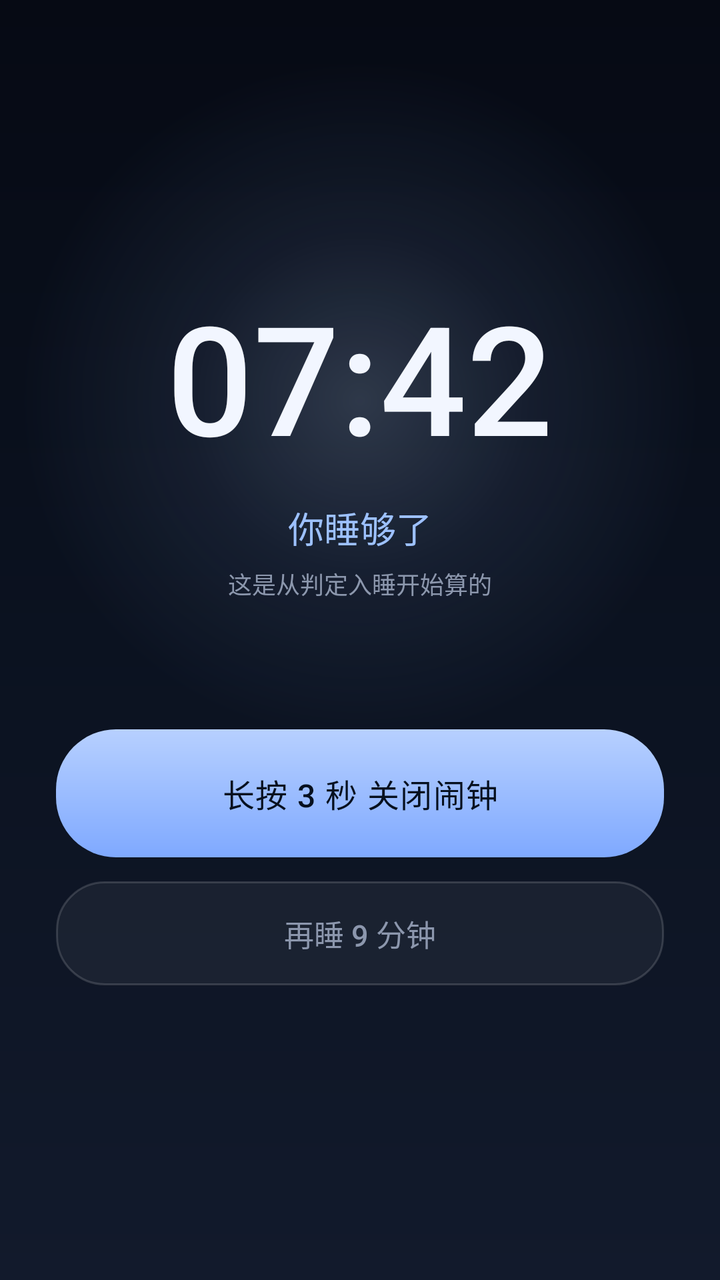
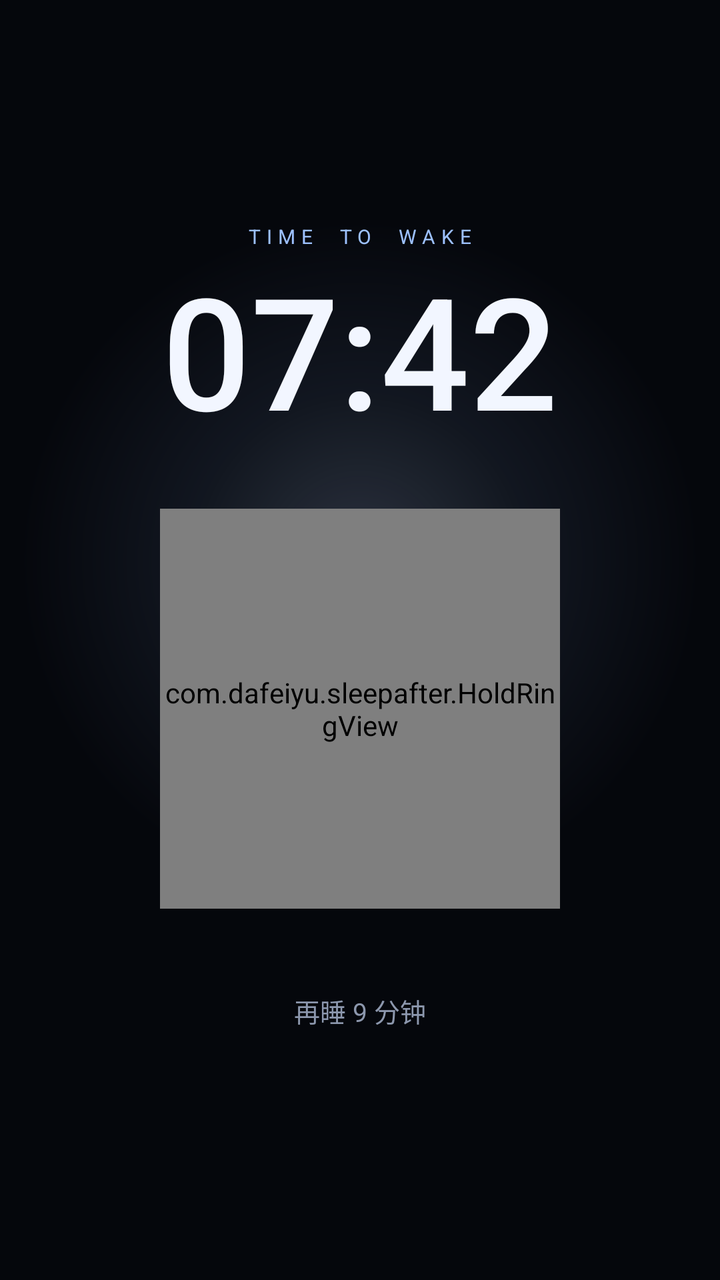

Two renders of the same Android screen: before a commit and after it. Below are the layout's source before the change and the commit's diff.
<!-- AndroidManifest.xml: application theme AppTheme -->
<!-- res/layout/activity_ring.xml -->
<?xml version="1.0" encoding="utf-8"?>
<FrameLayout xmlns:android="http://schemas.android.com/apk/res/android"
    android:layout_width="match_parent"
    android:layout_height="match_parent"
    android:background="@drawable/bg_night">

    <View
        android:layout_width="340dp"
        android:layout_height="340dp"
        android:layout_gravity="center"
        android:layout_marginTop="-120dp"
        android:background="@drawable/moon_glow" />

    <LinearLayout
        android:layout_width="match_parent"
        android:layout_height="match_parent"
        android:gravity="center"
        android:orientation="vertical"
        android:paddingStart="28dp"
        android:paddingEnd="28dp">

        <TextView
            android:id="@+id/clock"
            android:layout_width="wrap_content"
            android:layout_height="wrap_content"
            android:fontFamily="sans-serif-medium"
            android:includeFontPadding="false"
            android:text="07:42"
            android:textColor="@color/text"
            android:textSize="76sp" />

        <TextView
            android:layout_width="wrap_content"
            android:layout_height="wrap_content"
            android:layout_marginTop="14dp"
            android:fontFamily="sans-serif-medium"
            android:text="你睡够了"
            android:textColor="@color/accent"
            android:textSize="18sp" />

        <TextView
            android:layout_width="wrap_content"
            android:layout_height="wrap_content"
            android:layout_marginTop="6dp"
            android:text="这是从判定入睡开始算的"
            android:textColor="@color/muted"
            android:textSize="12sp" />

        <Button
            android:id="@+id/stop"
            android:layout_width="match_parent"
            android:layout_height="64dp"
            android:layout_marginTop="64dp"
            android:background="@drawable/bg_primary"
            android:fontFamily="sans-serif-medium"
            android:letterSpacing="0.03"
            android:stateListAnimator="@null"
            android:text="长按 3 秒 关闭闹钟"
            android:textAllCaps="false"
            android:textColor="@color/on_accent"
            android:textSize="16sp" />

        <Button
            android:id="@+id/snooze"
            android:layout_width="match_parent"
            android:layout_height="52dp"
            android:layout_marginTop="12dp"
            android:background="@drawable/bg_ghost"
            android:fontFamily="sans-serif-medium"
            android:stateListAnimator="@null"
            android:text="再睡 9 分钟"
            android:textAllCaps="false"
            android:textColor="@color/muted"
            android:textSize="15sp" />
    </LinearLayout>
</FrameLayout>
<!-- resources referenced by this layout -->
<resources>
  <color name="accent">#9DC1FF</color>
  <color name="muted">#8C97AD</color>
  <color name="on_accent">#06101F</color>
  <color name="text">#F2F6FF</color>
  <!-- drawable bg_ghost (drawable) -->
  <?xml version="1.0" encoding="utf-8"?>
  <ripple xmlns:android="http://schemas.android.com/apk/res/android"
      android:color="#1AFFFFFF">
      <item>
          <shape android:shape="rectangle">
              <solid android:color="#0DFFFFFF" />
              <stroke
                  android:width="1dp"
                  android:color="#26FFFFFF" />
              <corners android:radius="24dp" />
          </shape>
      </item>
  </ripple>
  <!-- drawable bg_night (drawable) -->
  <?xml version="1.0" encoding="utf-8"?>
  <shape xmlns:android="http://schemas.android.com/apk/res/android">
      <gradient
          android:angle="270"
          android:startColor="@color/bg"
          android:centerColor="@color/bg_mid"
          android:endColor="@color/bg_bottom"
          android:type="linear" />
  </shape>
  <!-- drawable bg_primary (drawable) -->
  <?xml version="1.0" encoding="utf-8"?>
  <ripple xmlns:android="http://schemas.android.com/apk/res/android"
      android:color="#26FFFFFF">
      <item>
          <shape android:shape="rectangle">
              <gradient
                  android:angle="270"
                  android:startColor="#FFB7D0FF"
                  android:endColor="#FF7FA9FF" />
              <corners android:radius="30dp" />
          </shape>
      </item>
  </ripple>
  <!-- drawable moon_glow (drawable) -->
  <?xml version="1.0" encoding="utf-8"?>
  <shape xmlns:android="http://schemas.android.com/apk/res/android"
      android:shape="oval">
      <gradient
          android:type="radial"
          android:gradientRadius="50%p"
          android:startColor="#33BFD9FF"
          android:centerColor="#149DC1FF"
          android:endColor="#009DC1FF" />
  </shape>
  <style name="AppTheme" parent="@android:style/Theme.Material.NoActionBar">
          <item name="android:windowBackground">@color/bg</item>
          <item name="android:colorBackground">@color/bg</item>
          <item name="android:statusBarColor">@android:color/transparent</item>
          <item name="android:navigationBarColor">@android:color/transparent</item>
          <item name="android:windowLightStatusBar">false</item>
          <item name="android:textColorPrimary">@color/text</item>
          <item name="android:textColorSecondary">@color/muted</item>
          <item name="android:colorAccent">@color/accent</item>
      </style>
  <color name="bg">#060A14</color>
  <color name="bg_mid">#0B1220</color>
  <color name="bg_bottom">#121A2C</color>
</resources>

<!-- the commit's change to res/layout/activity_ring.xml (unified diff, before → after) -->
@@ -2,75 +2,61 @@
 <FrameLayout xmlns:android="http://schemas.android.com/apk/res/android"
     android:layout_width="match_parent"
     android:layout_height="match_parent"
-    android:background="@drawable/bg_night">
+    android:background="#05070C">
 
     <View
+        android:id="@+id/glow"
         android:layout_width="340dp"
         android:layout_height="340dp"
         android:layout_gravity="center"
-        android:layout_marginTop="-120dp"
+        android:layout_marginTop="-40dp"
         android:background="@drawable/moon_glow" />
 
     <LinearLayout
+        android:id="@+id/content"
         android:layout_width="match_parent"
         android:layout_height="match_parent"
-        android:gravity="center"
+        android:gravity="center_horizontal|center_vertical"
         android:orientation="vertical"
         android:paddingStart="28dp"
         android:paddingEnd="28dp">
 
         <TextView
+            android:layout_width="wrap_content"
+            android:layout_height="wrap_content"
+            android:letterSpacing="0.3"
+            android:text="TIME  TO  WAKE"
+            android:textColor="@color/accent"
+            android:textSize="10sp" />
+
+        <TextView
             android:id="@+id/clock"
             android:layout_width="wrap_content"
             android:layout_height="wrap_content"
+            android:layout_marginTop="8dp"
             android:fontFamily="sans-serif-medium"
             android:includeFontPadding="false"
             android:text="07:42"
             android:textColor="@color/text"
-            android:textSize="76sp" />
+            android:textSize="78sp" />
+
+        <com.dafeiyu.sleepafter.HoldRingView
+            android:id="@+id/hold"
+            android:layout_width="200dp"
+            android:layout_height="200dp"
+            android:layout_marginTop="30dp" />
 
         <TextView
+            android:id="@+id/snooze"
             android:layout_width="wrap_content"
-            android:layout_height="wrap_content"
-            android:layout_marginTop="14dp"
-            android:fontFamily="sans-serif-medium"
-            android:text="你睡够了"
-            android:textColor="@color/accent"
-            android:textSize="18sp" />
-
-        <TextView
-            android:layout_width="wrap_content"
-            android:layout_height="wrap_content"
-            android:layout_marginTop="6dp"
-            android:text="这是从判定入睡开始算的"
+            android:layout_height="46dp"
+            android:layout_marginTop="28dp"
+            android:background="@drawable/bg_row"
+            android:gravity="center"
+            android:paddingStart="26dp"
+            android:paddingEnd="26dp"
+            android:text="再睡 9 分钟"
             android:textColor="@color/muted"
-            android:textSize="12sp" />
-
-        <Button
-            android:id="@+id/stop"
-            android:layout_width="match_parent"
-            android:layout_height="64dp"
-            android:layout_marginTop="64dp"
-            android:background="@drawable/bg_primary"
-            android:fontFamily="sans-serif-medium"
-            android:letterSpacing="0.03"
-            android:stateListAnimator="@null"
-            android:text="长按 3 秒 关闭闹钟"
-            android:textAllCaps="false"
-            android:textColor="@color/on_accent"
-            android:textSize="16sp" />
-
-        <Button
-            android:id="@+id/snooze"
-            android:layout_width="match_parent"
-            android:layout_height="52dp"
-            android:layout_marginTop="12dp"
-            android:background="@drawable/bg_ghost"
-            android:fontFamily="sans-serif-medium"
-            android:stateListAnimator="@null"
-            android:text="再睡 9 分钟"
-            android:textAllCaps="false"
-            android:textColor="@color/muted"
-            android:textSize="15sp" />
+            android:textSize="13sp" />
     </LinearLayout>
 </FrameLayout>
<!-- resource entries referenced after the edit -->
@@ -2,43 +2,15 @@
 <resources>
   <color name="accent">#9DC1FF</color>
   <color name="muted">#8C97AD</color>
-  <color name="on_accent">#06101F</color>
   <color name="text">#F2F6FF</color>
-  <!-- drawable bg_ghost (drawable) -->
+  <!-- drawable bg_row (drawable) -->
   <?xml version="1.0" encoding="utf-8"?>
   <ripple xmlns:android="http://schemas.android.com/apk/res/android"
       android:color="#1AFFFFFF">
-      <item>
+      <item android:id="@android:id/mask">
           <shape android:shape="rectangle">
-              <solid android:color="#0DFFFFFF" />
-              <stroke
-                  android:width="1dp"
-                  android:color="#26FFFFFF" />
-              <corners android:radius="24dp" />
-          </shape>
-      </item>
-  </ripple>
-  <!-- drawable bg_night (drawable) -->
-  <?xml version="1.0" encoding="utf-8"?>
-  <shape xmlns:android="http://schemas.android.com/apk/res/android">
-      <gradient
-          android:angle="270"
-          android:startColor="@color/bg"
-          android:centerColor="@color/bg_mid"
-          android:endColor="@color/bg_bottom"
-          android:type="linear" />
-  </shape>
-  <!-- drawable bg_primary (drawable) -->
-  <?xml version="1.0" encoding="utf-8"?>
-  <ripple xmlns:android="http://schemas.android.com/apk/res/android"
-      android:color="#26FFFFFF">
-      <item>
-          <shape android:shape="rectangle">
-              <gradient
-                  android:angle="270"
-                  android:startColor="#FFB7D0FF"
-                  android:endColor="#FF7FA9FF" />
-              <corners android:radius="30dp" />
+              <solid android:color="#FFFFFFFF" />
+              <corners android:radius="14dp" />
           </shape>
       </item>
   </ripple>
@@ -64,7 +36,5 @@
           <item name="android:colorAccent">@color/accent</item>
       </style>
   <color name="bg">#060A14</color>
-  <color name="bg_mid">#0B1220</color>
-  <color name="bg_bottom">#121A2C</color>
 </resources>
 
